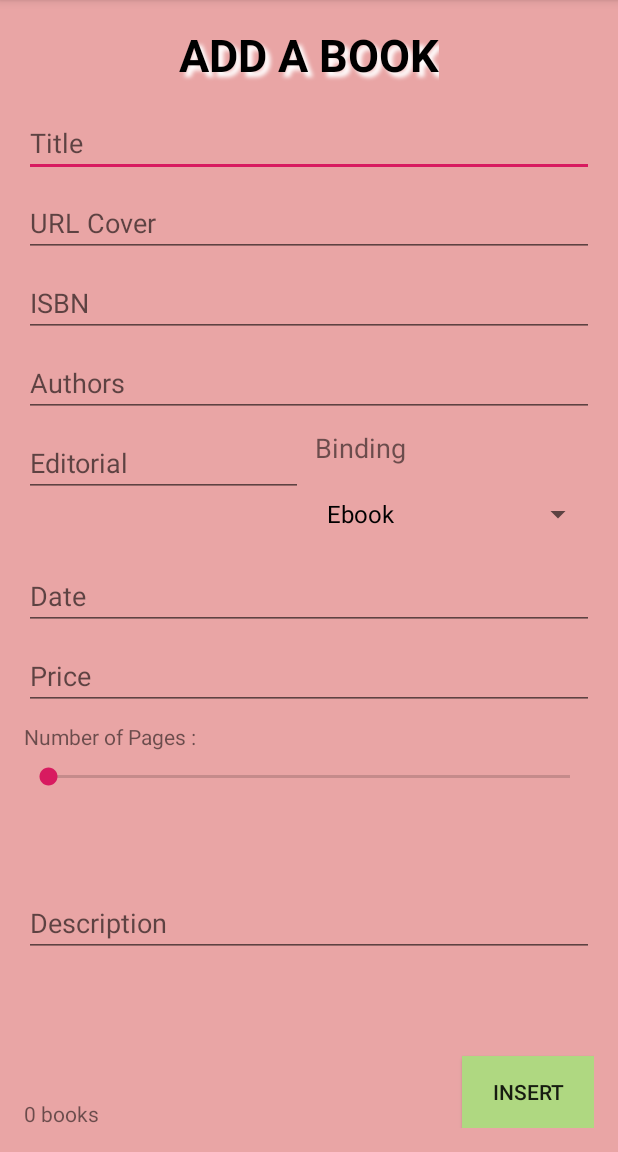
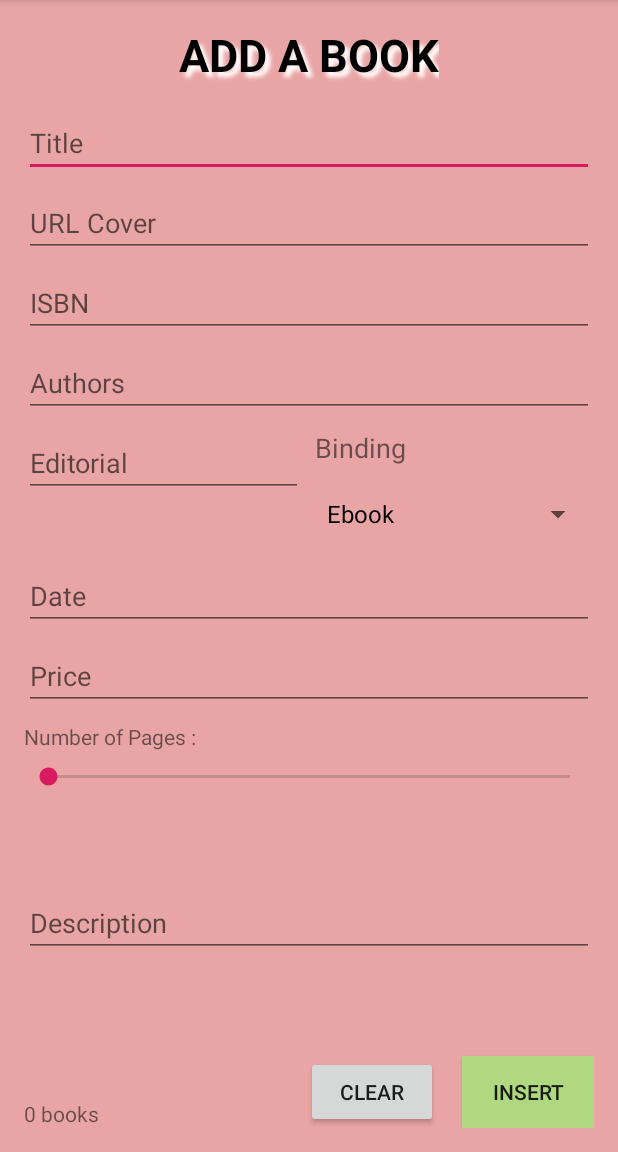
Before and after one commit to aizaguirreteb/Bookstore, an Android app: the screen it shows after launch (AddBookForm), after a tap on "INSERT", on a phone screen of 412 x 824 dp, the part 84-1236 px from its top. Run offline under Robolectric (Android 15) with nearby library versions, the phone set to English and light mode, and no system bars.

Commit message:
Added Clear button

```diff
--- a/app/src/main/java/es/aizaguirre/bookstore/AddBookForm.kt
+++ b/app/src/main/java/es/aizaguirre/bookstore/AddBookForm.kt
@@ -6,6 +6,7 @@ import android.view.View
 import android.widget.*
 import es.aizaguirre.bookstore.model.Book
 import es.aizaguirre.bookstore.model.Catalog
+import kotlinx.android.synthetic.*
 import kotlinx.android.synthetic.main.activity_add_book_form.*
 
 class AddBookForm : AppCompatActivity(), View.OnClickListener{
@@ -26,6 +27,10 @@ class AddBookForm : AppCompatActivity(), View.OnClickListener{
         //Setting onclick listener to button 'Insert'
         val buttonInsert = findViewById<Button>(R.id.btnAdd) as Button
         buttonInsert.setOnClickListener(this)
+
+        //Setting listener to button clearFindViewByIdCache
+        val buttonClear = findViewById<Button>(R.id.buttonClear)
+        buttonClear.setOnClickListener(this)
 
         //Array of values for binding
         val bindingArray = arrayOf("Ebook", "Rústica", "Tapa blanda", "Cartoné", "Grapado")
@@ -84,13 +89,16 @@ class AddBookForm : AppCompatActivity(), View.OnClickListener{
                     Catalog.addBook(book)
                     lista = Catalog.books
                     textViewNumBooks.text = "${lista.size} books"
-                    clearAll()
                     mensaje = "ADDED BOOK"
                 }
             }
 
             Toast.makeText(this, mensaje, Toast.LENGTH_LONG).show()
 
+        }
+
+        if(buttonClicked?.id == R.id.buttonClear){
+            clearAll()
         }
     }
 
--- a/app/src/main/res/layout/activity_add_book_form.xml
+++ b/app/src/main/res/layout/activity_add_book_form.xml
@@ -126,9 +126,7 @@
             android:background="@color/colorButtons"
             android:text="@string/btn_add"
             app:layout_constraintBottom_toBottomOf="parent"
-            app:layout_constraintEnd_toEndOf="parent"
-            app:layout_constraintHorizontal_bias="0.5"
-            app:layout_constraintStart_toEndOf="@+id/textViewNumBooks" />
+            app:layout_constraintEnd_toEndOf="parent" />
 
         <EditText
             android:id="@+id/editTextDescription"
@@ -164,8 +162,6 @@
             android:layout_height="wrap_content"
             android:text="0 books"
             app:layout_constraintBottom_toBottomOf="parent"
-            app:layout_constraintEnd_toStartOf="@+id/btnAdd"
-            app:layout_constraintHorizontal_bias="0.5"
             app:layout_constraintHorizontal_chainStyle="spread_inside"
             app:layout_constraintStart_toStartOf="parent" />
 
@@ -208,6 +204,15 @@
             app:layout_constraintStart_toEndOf="@+id/textViewNumPages"
             app:layout_constraintTop_toTopOf="@+id/textViewNumPages" />
 
+        <Button
+            android:id="@+id/buttonClear"
+            android:layout_width="wrap_content"
+            android:layout_height="wrap_content"
+            android:layout_marginEnd="16dp"
+            android:text="CLEAR"
+            app:layout_constraintBottom_toBottomOf="parent"
+            app:layout_constraintEnd_toStartOf="@+id/btnAdd" />
+
 
     </androidx.constraintlayout.widget.ConstraintLayout>
 
```
